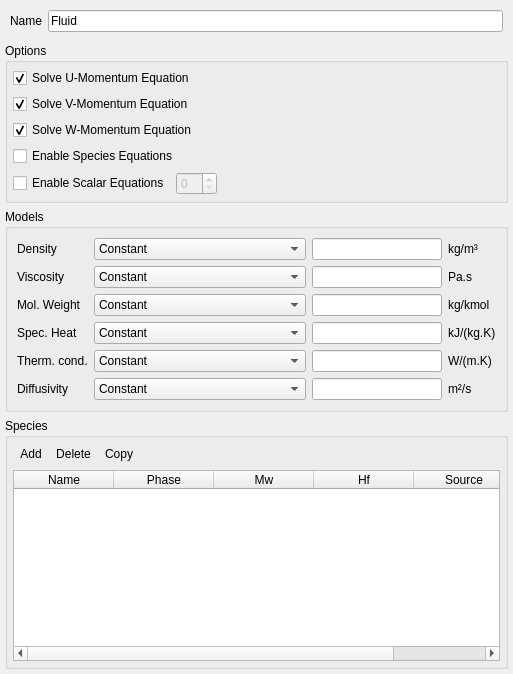
This is gui/uifiles/fluid.ui in truongd8593/mfix as Qt 5 draws it before an edit. The edited form follows.
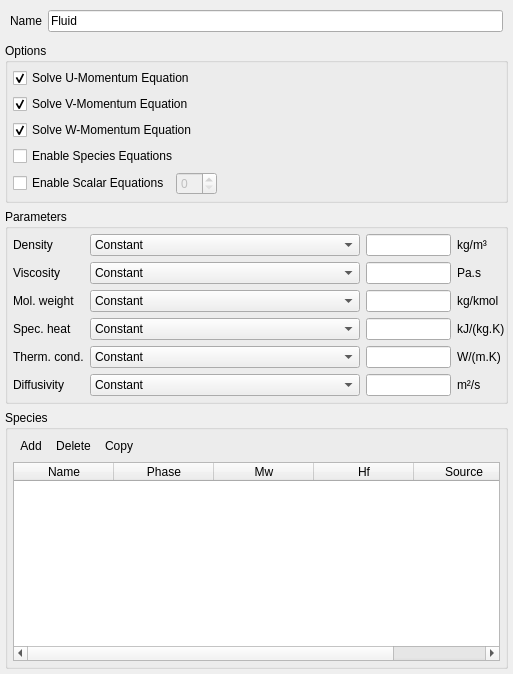
This is the edited form. Custom widgets are drawn as their Qt base class.

Commit message: reduce margins

What changed in the file:
```diff
--- a/gui/uifiles/fluid.ui
+++ b/gui/uifiles/fluid.ui
@@ -10,6 +10,18 @@
     <height>674</height>
    </rect>
   </property>
+  <property name="sizePolicy">
+   <sizepolicy hsizetype="Preferred" vsizetype="Preferred">
+    <horstretch>2</horstretch>
+    <verstretch>0</verstretch>
+   </sizepolicy>
+  </property>
+  <property name="minimumSize">
+   <size>
+    <width>20</width>
+    <height>0</height>
+   </size>
+  </property>
   <layout class="QGridLayout" name="gridLayout_3">
    <property name="margin">
     <number>5</number>
@@ -136,12 +148,24 @@
    <item row="2" column="0">
     <widget class="QGroupBox" name="groupbox_fluid_phase_models">
      <property name="title">
-      <string>Models</string>
+      <string>Parameters</string>
      </property>
      <property name="flat">
       <bool>true</bool>
      </property>
      <layout class="QGridLayout" name="gridLayout_5">
+      <property name="leftMargin">
+       <number>5</number>
+      </property>
+      <property name="topMargin">
+       <number>5</number>
+      </property>
+      <property name="rightMargin">
+       <number>0</number>
+      </property>
+      <property name="bottomMargin">
+       <number>5</number>
+      </property>
       <item row="0" column="0">
        <widget class="QLabel" name="label_28">
         <property name="text">
@@ -151,11 +175,17 @@
       </item>
       <item row="0" column="1">
        <widget class="ComboBox" name="combobox_fluid_density_model">
+        <property name="sizePolicy">
+         <sizepolicy hsizetype="MinimumExpanding" vsizetype="Fixed">
+          <horstretch>0</horstretch>
+          <verstretch>0</verstretch>
+         </sizepolicy>
+        </property>
         <property name="sizeAdjustPolicy">
-         <enum>QComboBox::AdjustToContents</enum>
+         <enum>QComboBox::AdjustToMinimumContentsLength</enum>
         </property>
         <property name="minimumContentsLength">
-         <number>1</number>
+         <number>30</number>
         </property>
         <item>
          <property name="text">
@@ -175,7 +205,20 @@
        </widget>
       </item>
       <item row="0" column="2">
-       <widget class="LineEdit" name="lineedit_keyword_ro_g0"/>
+       <widget class="LineEdit" name="lineedit_keyword_ro_g0">
+        <property name="sizePolicy">
+         <sizepolicy hsizetype="Expanding" vsizetype="Fixed">
+          <horstretch>2</horstretch>
+          <verstretch>0</verstretch>
+         </sizepolicy>
+        </property>
+        <property name="minimumSize">
+         <size>
+          <width>20</width>
+          <height>0</height>
+         </size>
+        </property>
+       </widget>
       </item>
       <item row="0" column="3">
        <widget class="QLabel" name="label_2">
@@ -200,11 +243,17 @@
       </item>
       <item row="1" column="1">
        <widget class="ComboBox" name="combobox_fluid_viscosity_model">
+        <property name="sizePolicy">
+         <sizepolicy hsizetype="MinimumExpanding" vsizetype="Fixed">
+          <horstretch>0</horstretch>
+          <verstretch>0</verstretch>
+         </sizepolicy>
+        </property>
         <property name="sizeAdjustPolicy">
-         <enum>QComboBox::AdjustToContents</enum>
+         <enum>QComboBox::AdjustToMinimumContentsLength</enum>
         </property>
         <property name="minimumContentsLength">
-         <number>1</number>
+         <number>30</number>
         </property>
         <item>
          <property name="text">
@@ -224,7 +273,20 @@
        </widget>
       </item>
       <item row="1" column="2">
-       <widget class="LineEdit" name="lineedit_keyword_mu_g0"/>
+       <widget class="LineEdit" name="lineedit_keyword_mu_g0">
+        <property name="sizePolicy">
+         <sizepolicy hsizetype="Expanding" vsizetype="Fixed">
+          <horstretch>2</horstretch>
+          <verstretch>0</verstretch>
+         </sizepolicy>
+        </property>
+        <property name="minimumSize">
+         <size>
+          <width>20</width>
+          <height>0</height>
+         </size>
+        </property>
+       </widget>
       </item>
       <item row="1" column="3">
        <widget class="QLabel" name="label_3">
@@ -241,17 +303,23 @@
       <item row="2" column="0">
        <widget class="QLabel" name="label_30">
         <property name="text">
-         <string>Mol. Weight</string>
+         <string>Mol. weight</string>
         </property>
        </widget>
       </item>
       <item row="2" column="1">
        <widget class="ComboBox" name="combobox_fluid_mol_weight_model">
+        <property name="sizePolicy">
+         <sizepolicy hsizetype="MinimumExpanding" vsizetype="Fixed">
+          <horstretch>0</horstretch>
+          <verstretch>0</verstretch>
+         </sizepolicy>
+        </property>
         <property name="sizeAdjustPolicy">
-         <enum>QComboBox::AdjustToContents</enum>
+         <enum>QComboBox::AdjustToMinimumContentsLength</enum>
         </property>
         <property name="minimumContentsLength">
-         <number>1</number>
+         <number>30</number>
         </property>
         <item>
          <property name="text">
@@ -266,7 +334,20 @@
        </widget>
       </item>
       <item row="2" column="2">
-       <widget class="LineEdit" name="lineedit_keyword_mw_avg"/>
+       <widget class="LineEdit" name="lineedit_keyword_mw_avg">
+        <property name="sizePolicy">
+         <sizepolicy hsizetype="Expanding" vsizetype="Fixed">
+          <horstretch>2</horstretch>
+          <verstretch>0</verstretch>
+         </sizepolicy>
+        </property>
+        <property name="minimumSize">
+         <size>
+          <width>20</width>
+          <height>0</height>
+         </size>
+        </property>
+       </widget>
       </item>
       <item row="2" column="3">
        <widget class="QLabel" name="label_4">
@@ -283,17 +364,23 @@
       <item row="3" column="0">
        <widget class="QLabel" name="label_31">
         <property name="text">
-         <string>Spec. Heat</string>
+         <string>Spec. heat</string>
         </property>
        </widget>
       </item>
       <item row="3" column="1">
        <widget class="ComboBox" name="combobox_fluid_specific_heat_model">
+        <property name="sizePolicy">
+         <sizepolicy hsizetype="MinimumExpanding" vsizetype="Fixed">
+          <horstretch>0</horstretch>
+          <verstretch>0</verstretch>
+         </sizepolicy>
+        </property>
         <property name="sizeAdjustPolicy">
-         <enum>QComboBox::AdjustToContents</enum>
+         <enum>QComboBox::AdjustToMinimumContentsLength</enum>
         </property>
         <property name="minimumContentsLength">
-         <number>1</number>
+         <number>30</number>
         </property>
         <item>
          <property name="text">
@@ -313,7 +400,20 @@
        </widget>
       </item>
       <item row="3" column="2">
-       <widget class="LineEdit" name="lineedit_keyword_c_pg0"/>
+       <widget class="LineEdit" name="lineedit_keyword_c_pg0">
+        <property name="sizePolicy">
+         <sizepolicy hsizetype="Expanding" vsizetype="Fixed">
+          <horstretch>2</horstretch>
+          <verstretch>0</verstretch>
+         </sizepolicy>
+        </property>
+        <property name="minimumSize">
+         <size>
+          <width>20</width>
+          <height>0</height>
+         </size>
+        </property>
+       </widget>
       </item>
       <item row="3" column="3">
        <widget class="QLabel" name="label_5">
@@ -336,14 +436,20 @@
       </item>
       <item row="4" column="1">
        <widget class="ComboBox" name="combobox_fluid_conductivity_model">
+        <property name="sizePolicy">
+         <sizepolicy hsizetype="MinimumExpanding" vsizetype="Fixed">
+          <horstretch>0</horstretch>
+          <verstretch>0</verstretch>
+         </sizepolicy>
+        </property>
         <property name="currentIndex">
          <number>0</number>
         </property>
         <property name="sizeAdjustPolicy">
-         <enum>QComboBox::AdjustToContents</enum>
+         <enum>QComboBox::AdjustToMinimumContentsLength</enum>
         </property>
         <property name="minimumContentsLength">
-         <number>1</number>
+         <number>30</number>
         </property>
         <item>
          <property name="text">
@@ -386,14 +492,20 @@
       </item>
       <item row="5" column="1">
        <widget class="ComboBox" name="combobox_fluid_diffusion_model">
+        <property name="sizePolicy">
+         <sizepolicy hsizetype="MinimumExpanding" vsizetype="Fixed">
+          <horstretch>0</horstretch>
+          <verstretch>0</verstretch>
+         </sizepolicy>
+        </property>
         <property name="currentIndex">
          <number>0</number>
         </property>
         <property name="sizeAdjustPolicy">
-         <enum>QComboBox::AdjustToContents</enum>
+         <enum>QComboBox::AdjustToMinimumContentsLength</enum>
         </property>
         <property name="minimumContentsLength">
-         <number>1</number>
+         <number>30</number>
         </property>
         <item>
          <property name="text">
@@ -413,7 +525,20 @@
        </widget>
       </item>
       <item row="5" column="2">
-       <widget class="LineEdit" name="lineedit_keyword_dif_g0"/>
+       <widget class="LineEdit" name="lineedit_keyword_dif_g0">
+        <property name="sizePolicy">
+         <sizepolicy hsizetype="Expanding" vsizetype="Fixed">
+          <horstretch>2</horstretch>
+          <verstretch>0</verstretch>
+         </sizepolicy>
+        </property>
+        <property name="minimumSize">
+         <size>
+          <width>20</width>
+          <height>0</height>
+         </size>
+        </property>
+       </widget>
       </item>
       <item row="5" column="3">
        <widget class="QLabel" name="label_7">
@@ -568,6 +693,11 @@
   </layout>
  </widget>
  <customwidgets>
+  <customwidget>
+   <class>ComboBox</class>
+   <extends>QComboBox</extends>
+   <header>widgets/base</header>
+  </customwidget>
   <customwidget>
    <class>CheckBox</class>
    <extends>QCheckBox</extends>
@@ -578,11 +708,6 @@
    <extends>QLineEdit</extends>
    <header>widgets/base</header>
   </customwidget>
-  <customwidget>
-   <class>ComboBox</class>
-   <extends>QComboBox</extends>
-   <header>widgets/base</header>
-  </customwidget>
  </customwidgets>
  <resources/>
  <connections/>
```
Left out of the diff: 8 changed lines with no effect on the pictures. The commit also changes 1 other file.
